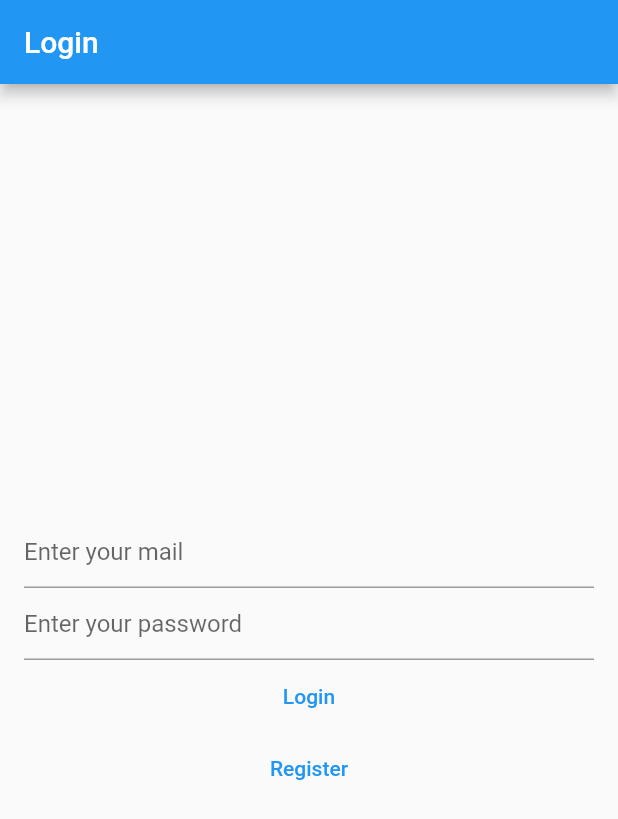
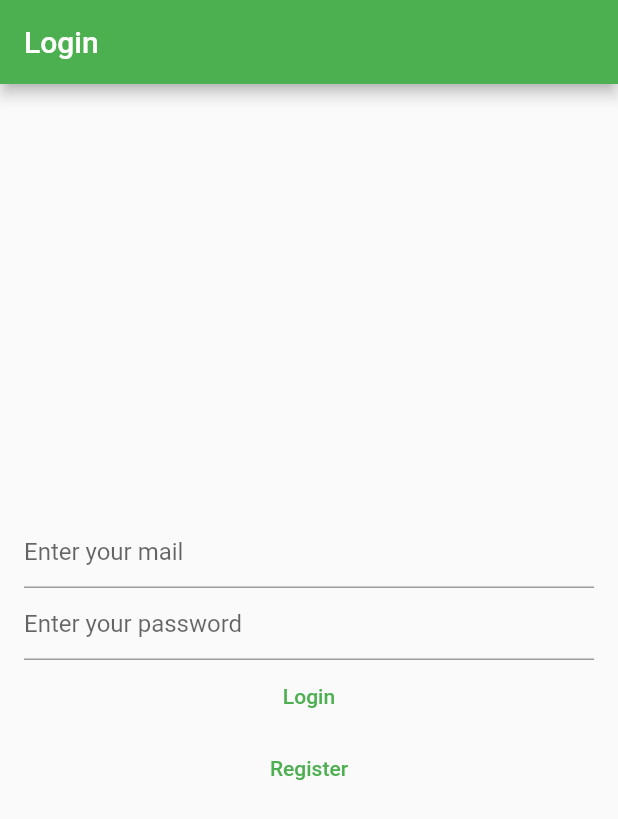
Before and after one commit to raheemadamboev/notepad, a Flutter app: the screen it shows after launch, on a phone screen of 412 x 824 dp. Shown: the top 819 px of the screen. Run offline on Flutter 3.47's test engine with Material 2 defaults, Android fonts, the phone set to English and light mode, and no system bars; our stand-ins replace auto_route, bloc, cloud_firestore, firebase_auth, firebase_core, flutter_bloc and 3 more; accounts and stored records are empty; generated files the repository leaves out were written again.

Commit message:
some theming colors

```diff
--- a/lib/presentation/main/main.dart
+++ b/lib/presentation/main/main.dart
@@ -20,7 +20,9 @@ class App extends StatelessWidget {
   @override
   Widget build(BuildContext context) {
     return MaterialApp.router(
-        routeInformationParser: _appRouter.defaultRouteParser(),
-        routerDelegate: _appRouter.delegate());
+      routeInformationParser: _appRouter.defaultRouteParser(),
+      routerDelegate: _appRouter.delegate(),
+      theme: ThemeData(primarySwatch: Colors.green),
+    );
   }
 }
```
